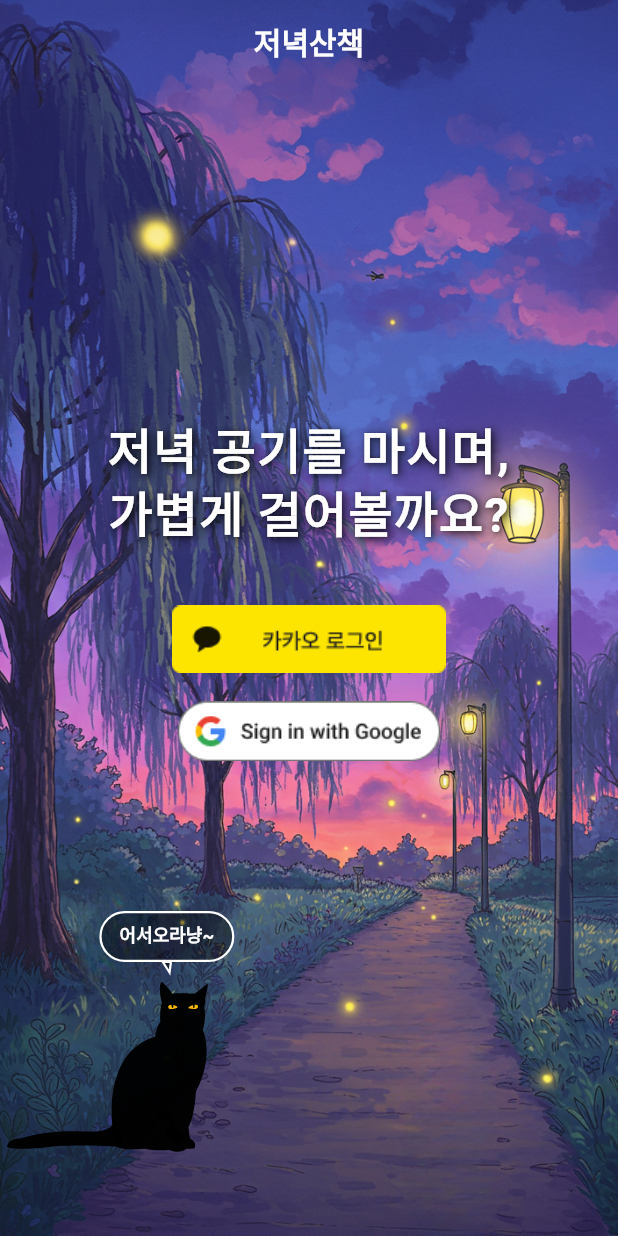
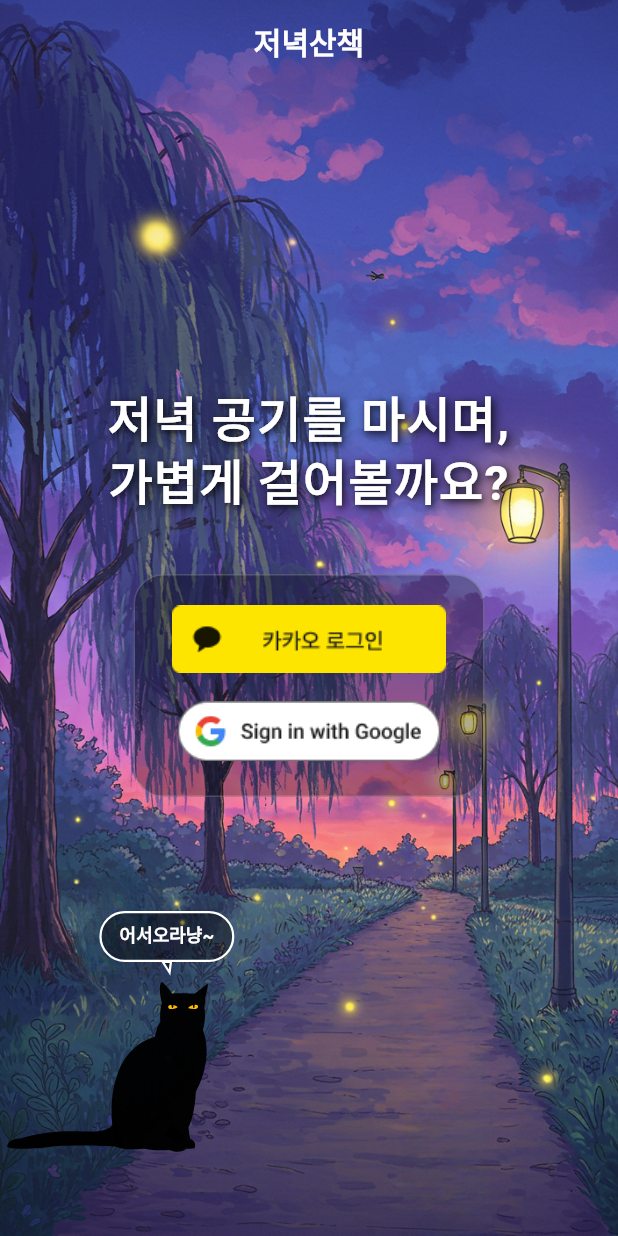
Before and after one commit to keepdev0919/evening-walk, a Flutter app: the screen it shows after launch, on a phone screen of 412 x 824 dp. Run offline on Flutter 3.47's test engine with Material 3 defaults, Android fonts, the phone set to English and light mode, and no system bars; our stand-ins replace cached_network_image, cloud_firestore, firebase_auth, firebase_core, firebase_storage, flutter_dotenv and 7 more; missing offline and left inert: kakao_flutter_sdk_user; accounts and stored records are empty; Roboto replaces fonts that are missing (Cafe24Oneprettynight).

Commit message:
chore : 로그인 페이지 버튼 container 추가

```diff
--- a/lib/src/features/auth/presentation/screens/login_page_screen.dart
+++ b/lib/src/features/auth/presentation/screens/login_page_screen.dart
@@ -142,8 +142,20 @@ class LoginPage extends StatelessWidget {
                         ),
                       ),
                       const SizedBox(height: 40),
-                      // 로그인 버튼 영역 (공식 버튼 이미지 그대로 사용)
-                      Column(
+                      // 로그인 버튼 영역 - 투명한 컨테이너로 감쌈
+                      Container(
+                        padding: const EdgeInsets.symmetric(horizontal: 16, vertical: 20),
+                        decoration: BoxDecoration(
+                          color: Colors.black.withOpacity(0.3),
+                          borderRadius: BorderRadius.circular(20),
+                          border: Border.all(
+                            color: Colors.white.withOpacity(0.2),
+                            width: 1,
+                          ),
+                        ),
+                        child: IntrinsicWidth(
+                          child: Column(
+                            mainAxisSize: MainAxisSize.min,
                             children: [
                             Center(
                               child: GestureDetector(
@@ -166,6 +178,8 @@ class LoginPage extends StatelessWidget {
                               ),
                             ),
                           ],
+                          ),
+                        ),
                       ),
                       const SizedBox(height: 120),
                     ],
```
Lines whose indentation alone changed are shown as unchanged.
